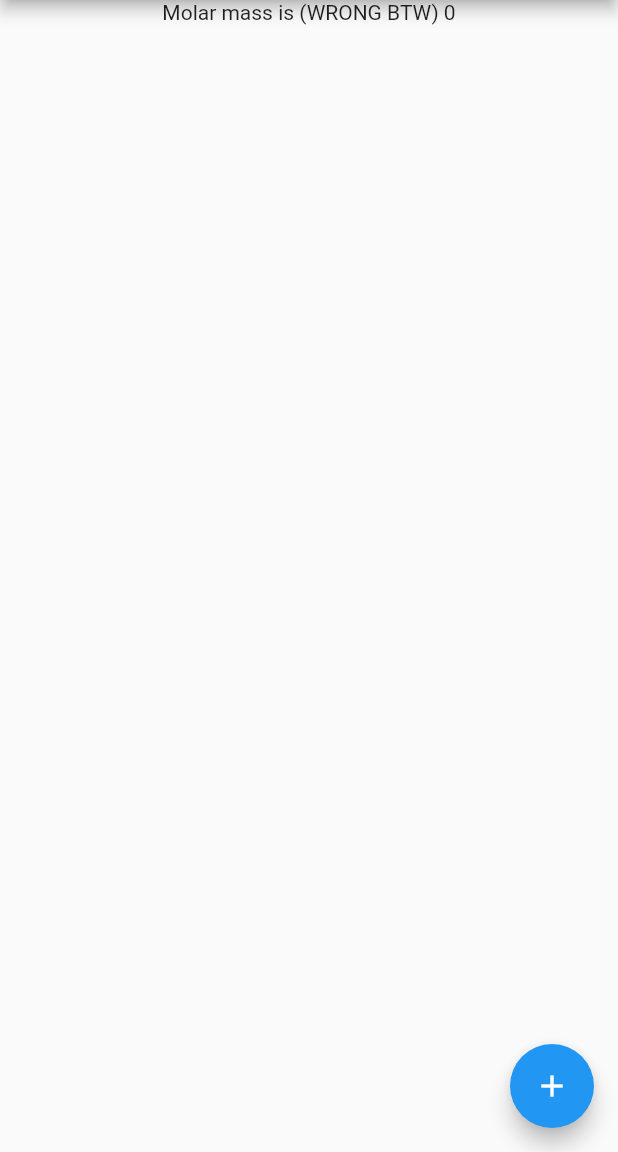
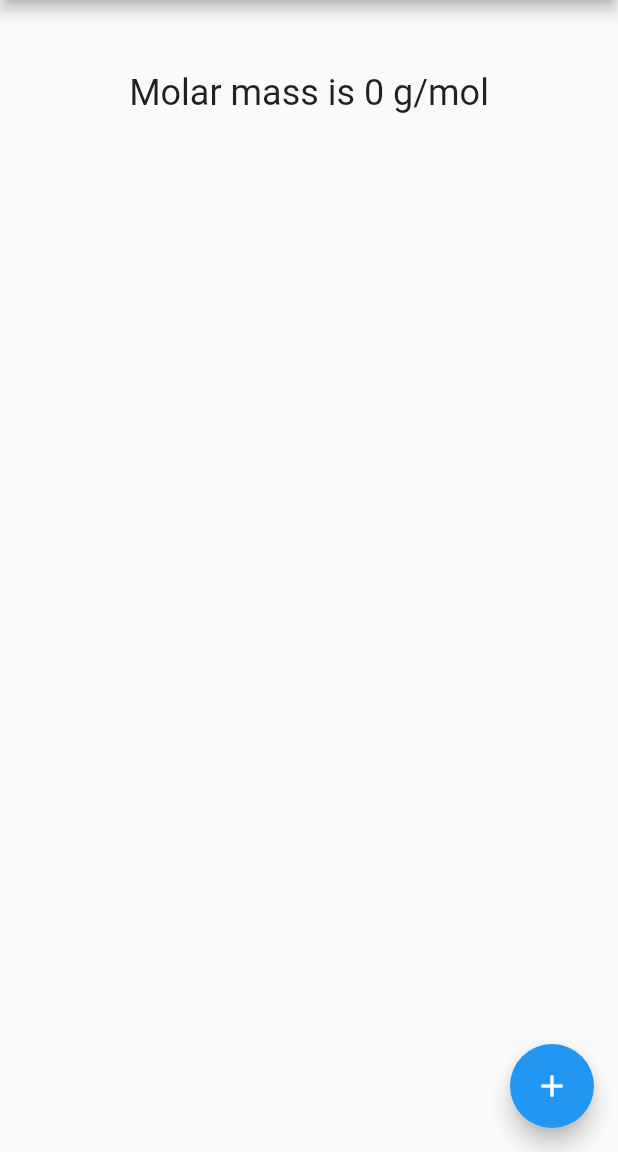
Before and after one commit to IncPlusPlus/chemistry-catalyst, a Flutter app: the MolarMass screen opened by its route, on a phone screen of 412 x 824 dp, the part 84-1236 px from its top. Run offline on Flutter 3.47's test engine with Material 2 defaults, Android fonts, the light colour scheme and no system bars; drawn by our look-alikes of auto_size_text; our stand-ins replace decimal; missing offline and left inert: autocomplete_textfield_ns, more, periodic_table.

Commit message:
Pretty some things up

```diff
--- a/lib/screens/molar_mass.dart
+++ b/lib/screens/molar_mass.dart
@@ -6,6 +6,7 @@ import 'package:flutter/services.dart';
 import 'package:periodic_table/periodic_table.dart';
 import 'package:more/tuple.dart';
 import 'package:decimal/decimal.dart';
+import 'package:auto_size_text/auto_size_text.dart';
 
 class MolarMass extends StatefulWidget {
   static const String routeName = '/2';
@@ -58,7 +59,13 @@ class _MolarMassState extends State<MolarMass> {
       drawer: AppDrawer(),
       body: Column(
         children: [
-          Text("Molar mass is (WRONG BTW) ${_calculateMolarMass(elements)}"),
+          SizedBox(height: 48),
+          AutoSizeText(
+            "Molar mass is ${_calculateMolarMass(elements)} g/mol",
+            style: TextStyle(fontSize: 24),
+            textAlign: TextAlign.center,
+          ),
+          SizedBox(height: 48),
           Flexible(
             child: ListView.builder(
               itemCount: elements.length,
--- a/pubspec.yaml
+++ b/pubspec.yaml
@@ -32,6 +32,8 @@ dependencies:
   periodic_table: ^0.2.0
   more: ^3.1.0
   decimal: ^1.3.0
+  auto_size_text_field: ^1.0.0-nullsafety.1
+  auto_size_text: ^3.0.0-nullsafety.0
 
 dev_dependencies:
   flutter_test:
```
Also changed, not shown: pubspec.lock.
